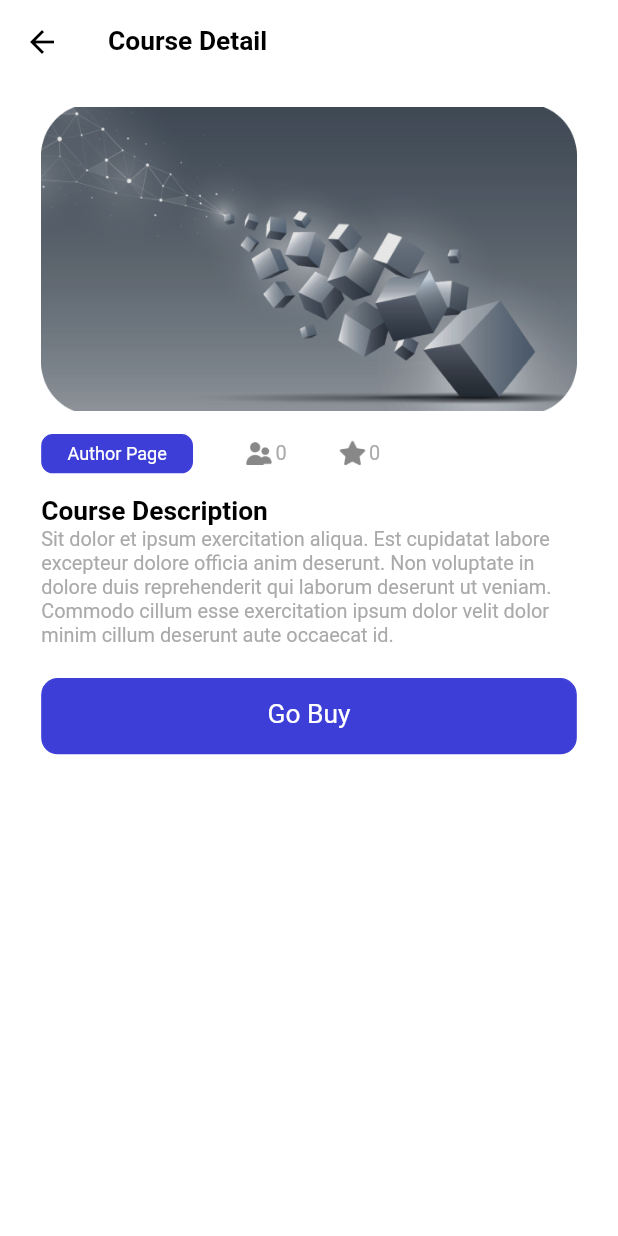
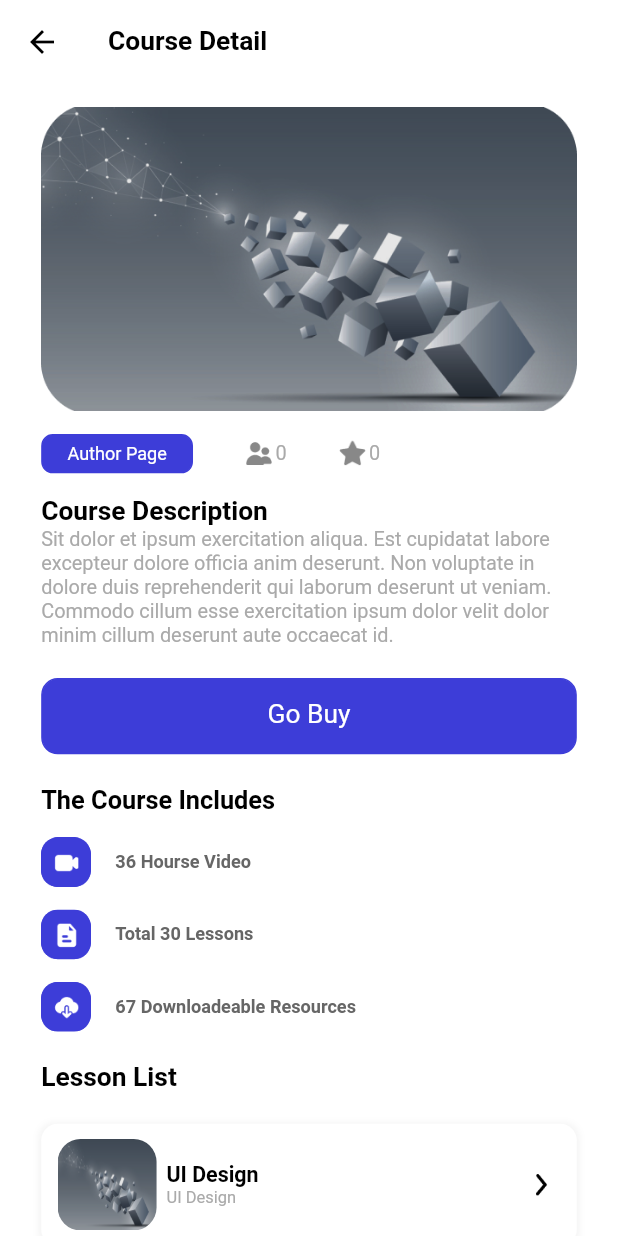
Before and after one commit to JeffersonJefferson-pixel/ulearning_app, a Flutter app: the CourseDetail screen opened by its route, on a phone screen of 412 x 824 dp. Run offline on Flutter 3.47's test engine with Material 2 defaults, Android fonts, the phone set to English and light mode, and no system bars; our stand-ins replace cloud_firestore, dio, dots_indicator, firebase_auth, firebase_core, flutter_bloc and 4 more; accounts and stored records are empty; statements that could not run were skipped.

Commit message:
improve course detail page

```diff
--- a/lib/pages/course/course_detail.dart
+++ b/lib/pages/course/course_detail.dart
@@ -54,7 +54,20 @@ class _CourseDetailState extends State<CourseDetail> {
                         SizedBox(
                           height: 20.h,
                         ),
-                        buyButton("Go Buy")
+                        buyButton("Go Buy"),
+                        SizedBox(
+                          height: 20.h,
+                        ),
+                        courseSummaryTitle(),
+                        courseSummaryView(context),
+                        SizedBox(
+                          height: 20.h,
+                        ),
+                        lessonListTitle(),
+                        SizedBox(
+                          height: 20.h,
+                        ),
+                        courseLessonList(),
                       ]),
                 )
               ],
--- a/lib/pages/course/widgets/course_detail_widgets.dart
+++ b/lib/pages/course/widgets/course_detail_widgets.dart
@@ -100,3 +100,140 @@ Widget buyButton(String name) {
     ),
   );
 }
+
+Widget courseSummaryTitle() {
+  return reusableText("The Course Includes", fontSize: 14.sp);
+}
+
+var imagesInfo = <String, String>{
+  "36 Hourse Video": "video_detail.png",
+  "Total 30 Lessons": "file_detail.png",
+  "67 Downloadeable Resources": "download_detail.png",
+};
+
+Widget courseSummaryView(BuildContext context) {
+  return Column(
+    children: [
+      ...List.generate(
+        imagesInfo.length,
+        (index) => GestureDetector(
+          onTap: () {},
+          child: Container(
+            margin: EdgeInsets.only(top: 15.h),
+            child: Row(
+              children: [
+                Container(
+                  decoration: BoxDecoration(
+                    borderRadius: BorderRadius.circular(10.w),
+                    color: AppColors.primaryElement,
+                  ),
+                  child: Image.asset(
+                    "assets/icons/${imagesInfo.values.elementAt(index)}",
+                    width: 30.w,
+                    height: 30.w,
+                  ),
+                ),
+                SizedBox(
+                  width: 15.w,
+                ),
+                Text(
+                  imagesInfo.keys.elementAt(index),
+                  style: TextStyle(
+                    color: AppColors.primarySecondaryElementText,
+                    fontWeight: FontWeight.bold,
+                    fontSize: 11.sp,
+                  ),
+                ),
+              ],
+            ),
+          ),
+        ),
+      )
+    ],
+  );
+}
+
+Widget lessonListTitle() {
+  return reusableText("Lesson List");
+}
+
+Widget courseLessonList() {
+  return Container(
+    width: 325.w,
+    height: 80.h,
+    padding: EdgeInsets.symmetric(horizontal: 10.w, vertical: 10.h),
+    decoration: BoxDecoration(
+      color: const Color.fromRGBO(255, 255, 255, 1),
+      borderRadius: BorderRadius.circular(10.w),
+      boxShadow: [
+        BoxShadow(
+          color: Colors.grey.withOpacity(0.1),
+          spreadRadius: 2,
+          blurRadius: 3,
+          offset: const Offset(0, 1),
+        )
+      ],
+    ),
+    child: InkWell(
+      onTap: () {},
+      child: Row(
+        mainAxisAlignment: MainAxisAlignment.spaceBetween,
+        children: [
+          Row(
+            children: [
+              Container(
+                width: 60.w,
+                height: 60.h,
+                decoration: BoxDecoration(
+                  borderRadius: BorderRadius.circular(15.h),
+                  image: const DecorationImage(
+                    fit: BoxFit.fill,
+                    image: AssetImage("assets/icons/image_1.png"),
+                  ),
+                ),
+              ),
+              Column(
+                crossAxisAlignment: CrossAxisAlignment.start,
+                mainAxisAlignment: MainAxisAlignment.center,
+                children: [
+                  _listContainer(),
+                  _listContainer(
+                    fontSize: 10,
+                    color: AppColors.primaryThirdElementText,
+                    fontWeight: FontWeight.normal,
+                  )
+                ],
+              )
+            ],
+          ),
+          Image(
+            height: 24.h,
+            width: 24.w,
+            image: const AssetImage("assets/icons/arrow_right.png"),
+          )
+        ],
+      ),
+    ),
+  );
+}
+
+Widget _listContainer({
+  double fontSize = 13,
+  Color color = AppColors.primaryText,
+  fontWeight = FontWeight.bold,
+}) {
+  return Container(
+    width: 200.w,
+    margin: EdgeInsets.only(left: 6.w),
+    child: Text(
+      "UI Design",
+      overflow: TextOverflow.clip,
+      maxLines: 1,
+      style: TextStyle(
+        color: color,
+        fontSize: fontSize.sp,
+        fontWeight: fontWeight,
+      ),
+    ),
+  );
+}
```
